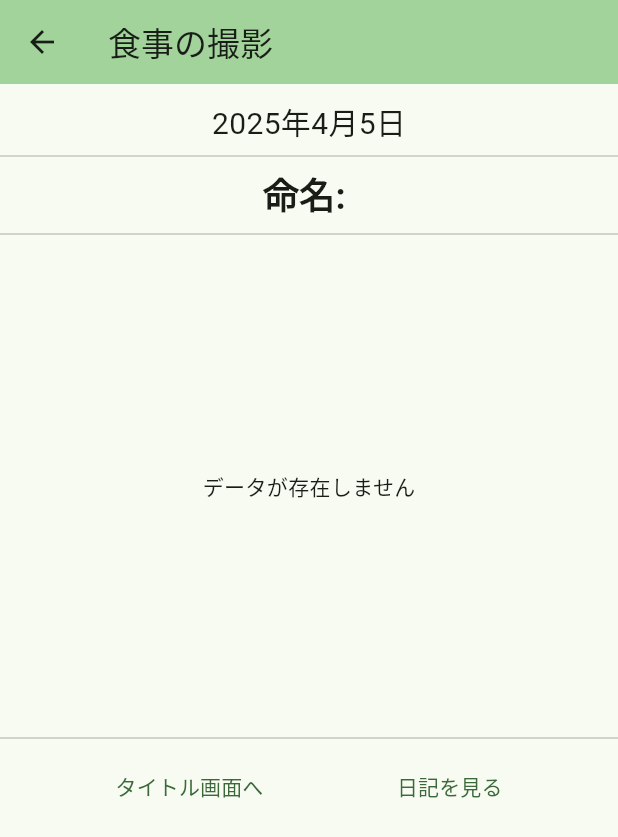
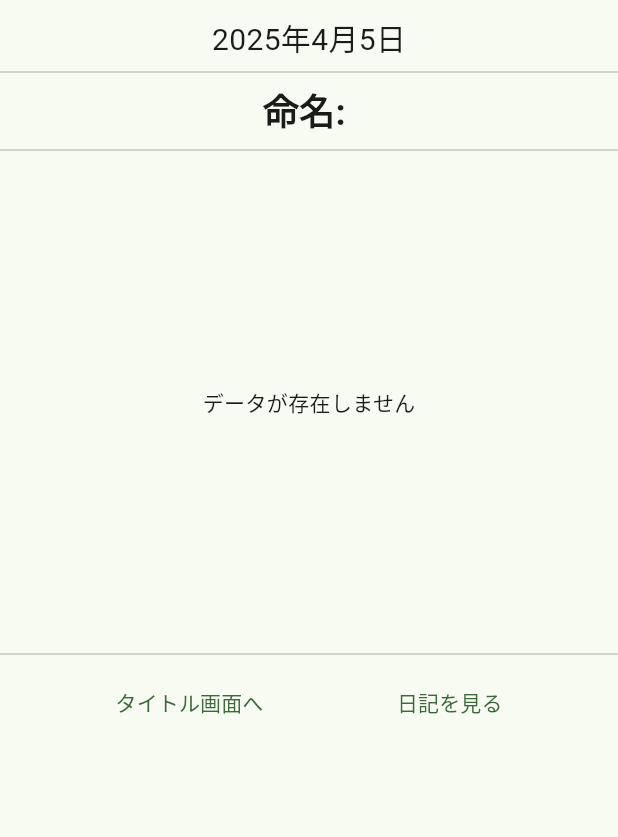
Before and after one commit to OtaTeruya/app_d, a Flutter app: the MealForm screen opened directly with empty values, on a phone screen of 412 x 824 dp. Shown: the top 837 px of the screen. Run offline on Flutter 3.47's test engine with Material 3 defaults, Android fonts, the phone set to English and light mode, and no system bars; drawn by our look-alikes of animated_text_kit; our stand-ins replace camera, flutter_dotenv, gap, go_router, google_generative_ai, shared_preferences and 2 more; accounts and stored records are empty; Roboto replaces fonts that are missing (Rounded).

Commit message:
appBarを消した

```diff
--- a/lib/capturePage/view/camera_screen.dart
+++ b/lib/capturePage/view/camera_screen.dart
@@ -1,4 +1,3 @@
-//import 'package:app_d/custom_app_bar.dart';
 import 'package:camera/camera.dart';
 import 'package:flutter/material.dart';
 import 'package:go_router/go_router.dart';
--- a/lib/capturePage/view/capture_page_ui.dart
+++ b/lib/capturePage/view/capture_page_ui.dart
@@ -3,7 +3,6 @@ import 'package:camera/camera.dart';
 import 'package:flutter/material.dart';
 import 'package:gap/gap.dart';
 
-import '../../custom_app_bar.dart';
 import 'capture_page.dart';
 
 class CapturePageUI extends StatelessWidget {
@@ -27,7 +26,6 @@ class CapturePageUI extends StatelessWidget {
     } else {
       //カメラが存在しない場合
       return Scaffold(
-        appBar: CustomAppBar(title: '食事の撮影'),
         body: Center(
           child: Column(
             //カメラが存在しないことを表示
--- a/lib/capturePage/view/capture_result.dart
+++ b/lib/capturePage/view/capture_result.dart
@@ -1,7 +1,6 @@
 import 'dart:io';
 
 import 'package:app_d/capturePage/component/judge_food.dart';
-import 'package:app_d/custom_app_bar.dart';
 import 'package:flutter/material.dart';
 import 'package:gap/gap.dart';
 import 'package:go_router/go_router.dart';
@@ -60,7 +59,6 @@ class _CaptureResultState extends State<CaptureResult> {
   @override
   Widget build(BuildContext context) {
     return Scaffold(
-      appBar: CustomAppBar(title: '食事の撮影'),
       body:
           geminiSuccess
               ? SingleChildScrollView(
--- a/lib/capturePage/view/meal_form.dart
+++ b/lib/capturePage/view/meal_form.dart
@@ -3,7 +3,6 @@ import 'dart:io';
 import 'package:animated_text_kit/animated_text_kit.dart';
 import 'package:app_d/capturePage/component/reward_dialog.dart';
 import 'package:app_d/characterPage/utils/food_manager.dart';
-import 'package:app_d/custom_app_bar.dart';
 import 'package:app_d/database/record_dao.dart';
 import 'package:flutter/material.dart';
 import 'package:gap/gap.dart';
@@ -122,7 +121,6 @@ class _MealFormState extends State<MealForm> {
   @override
   Widget build(BuildContext context) {
     return Scaffold(
-      appBar: CustomAppBar(title: '食事の撮影'),
       body: SingleChildScrollView(
         child: Center(
           child: Column(
--- a/lib/custom_app_bar.dart
+++ /dev/null
@@ -1,17 +0,0 @@
-import 'package:flutter/material.dart';
-
-class CustomAppBar extends StatelessWidget implements PreferredSizeWidget {
-  final String title;
-  const CustomAppBar({super.key, required this.title});
-
-  @override
-  Widget build(BuildContext context) {
-    return AppBar(
-      backgroundColor: Theme.of(context).colorScheme.inversePrimary,
-      title: Text(title),
-    );
-  }
-
-  @override
-  Size get preferredSize => const Size.fromHeight(kToolbarHeight);
-}
--- a/lib/homePage/view/home_page_ui.dart
+++ b/lib/homePage/view/home_page_ui.dart
@@ -22,7 +22,8 @@ class HomePageUIState extends State<HomePageUI> {
   @override
   Widget build(BuildContext context) {
     return Scaffold(
-        body: Stack(
+        body: SafeArea(
+            child: Stack(
               children: [
                 Container(
                   padding: EdgeInsets.only(
@@ -80,6 +81,7 @@ class HomePageUIState extends State<HomePageUI> {
                 )
               ],
             )
+        )
     );
   }
 
```
Also changed, not shown: lib/characterPage/view/character_page_ui.dart (+0 -9 lines), lib/historyPage/view/history_page_ui.dart (+0 -9 lines). Lines whose indentation alone changed are shown as unchanged.
